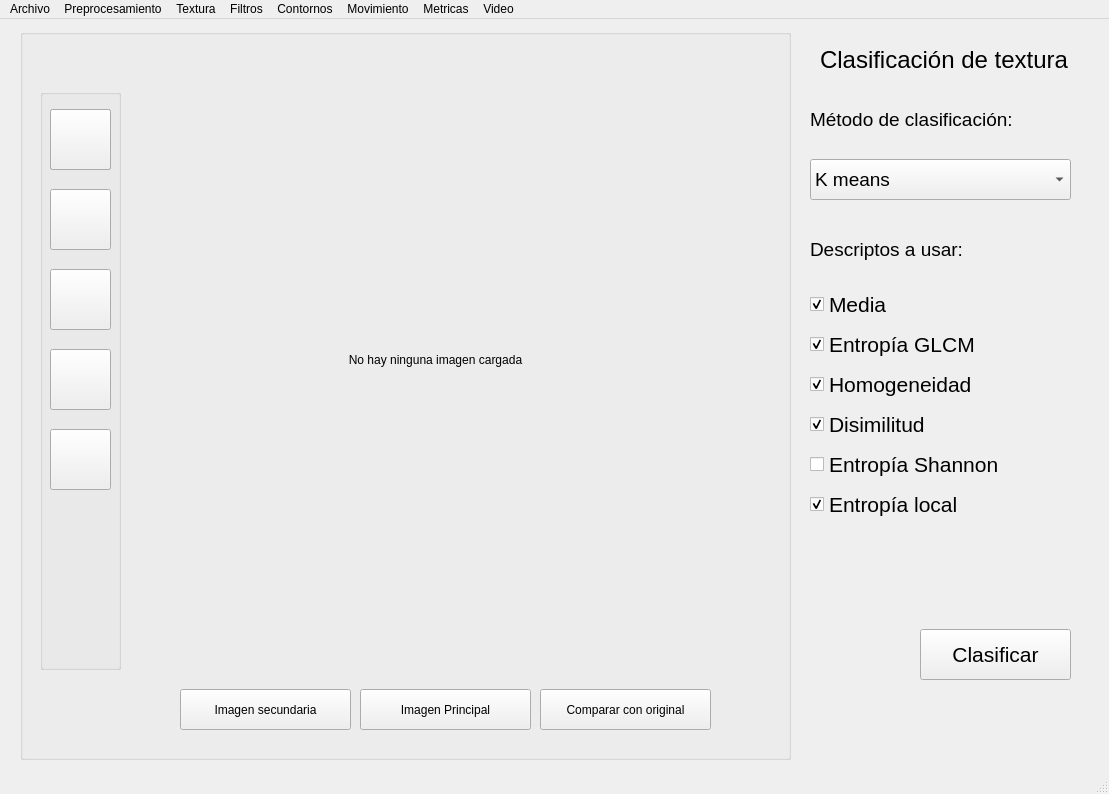
First picture: the form in main_window.ui, repository arodriguez1415/PF-SECRET, before the edit.
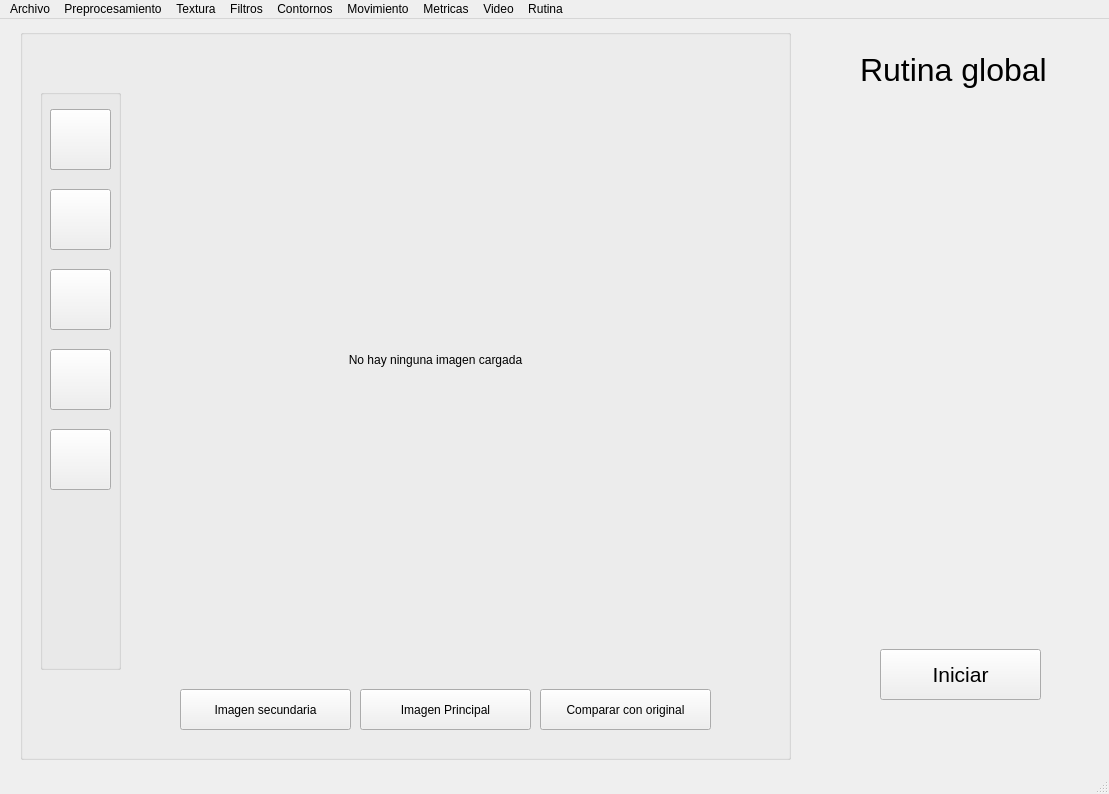
Second picture: the form after the edit.

Commit message: global routine init - mgac working

Patch:
```diff
--- a/main_window.ui
+++ b/main_window.ui
@@ -196,7 +196,7 @@
      </rect>
     </property>
     <property name="currentIndex">
-     <number>8</number>
+     <number>9</number>
     </property>
     <widget class="QWidget" name="blank_page"/>
     <widget class="QWidget" name="anisotropic_filter_options">
@@ -1235,6 +1235,47 @@
       </property>
      </widget>
     </widget>
+    <widget class="QWidget" name="global_routine_options">
+     <widget class="QLabel" name="global_routine_title">
+      <property name="geometry">
+       <rect>
+        <x>60</x>
+        <y>30</y>
+        <width>191</width>
+        <height>41</height>
+       </rect>
+      </property>
+      <property name="font">
+       <font>
+        <pointsize>24</pointsize>
+       </font>
+      </property>
+      <property name="layoutDirection">
+       <enum>Qt::LeftToRight</enum>
+      </property>
+      <property name="text">
+       <string>Rutina global</string>
+      </property>
+     </widget>
+     <widget class="QPushButton" name="global_routine_initiate_button">
+      <property name="geometry">
+       <rect>
+        <x>80</x>
+        <y>630</y>
+        <width>161</width>
+        <height>51</height>
+       </rect>
+      </property>
+      <property name="font">
+       <font>
+        <pointsize>16</pointsize>
+       </font>
+      </property>
+      <property name="text">
+       <string>Iniciar</string>
+      </property>
+     </widget>
+    </widget>
     <widget class="QWidget" name="adaptive_threshold_options">
      <widget class="QLabel" name="adaptive_threshold_title">
       <property name="geometry">
@@ -2366,6 +2407,12 @@
     </property>
     <addaction name="generate_heat_map_menu_option"/>
    </widget>
+   <widget class="QMenu" name="routines_menu">
+    <property name="title">
+     <string>Rutina</string>
+    </property>
+    <addaction name="global_routine_menu_option"/>
+   </widget>
    <addaction name="archive_menu"/>
    <addaction name="preprocessing_menu"/>
    <addaction name="texture_menu"/>
@@ -2374,6 +2421,7 @@
    <addaction name="movement_menu"/>
    <addaction name="metrics_menu"/>
    <addaction name="video_menu"/>
+   <addaction name="routines_menu"/>
   </widget>
   <action name="load_main_image_menu_option">
    <property name="text">
```
Left out of the diff: 5 changed lines with no effect on the pictures. The commit also changes 10 other files.
